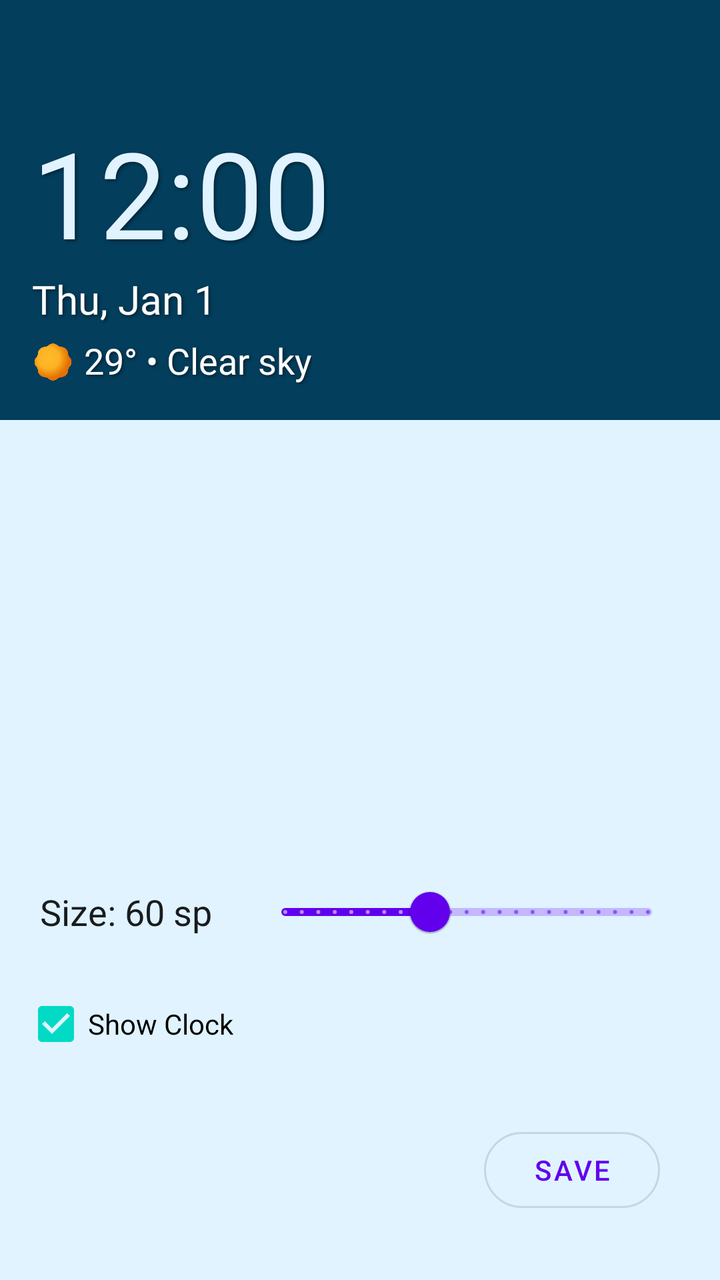
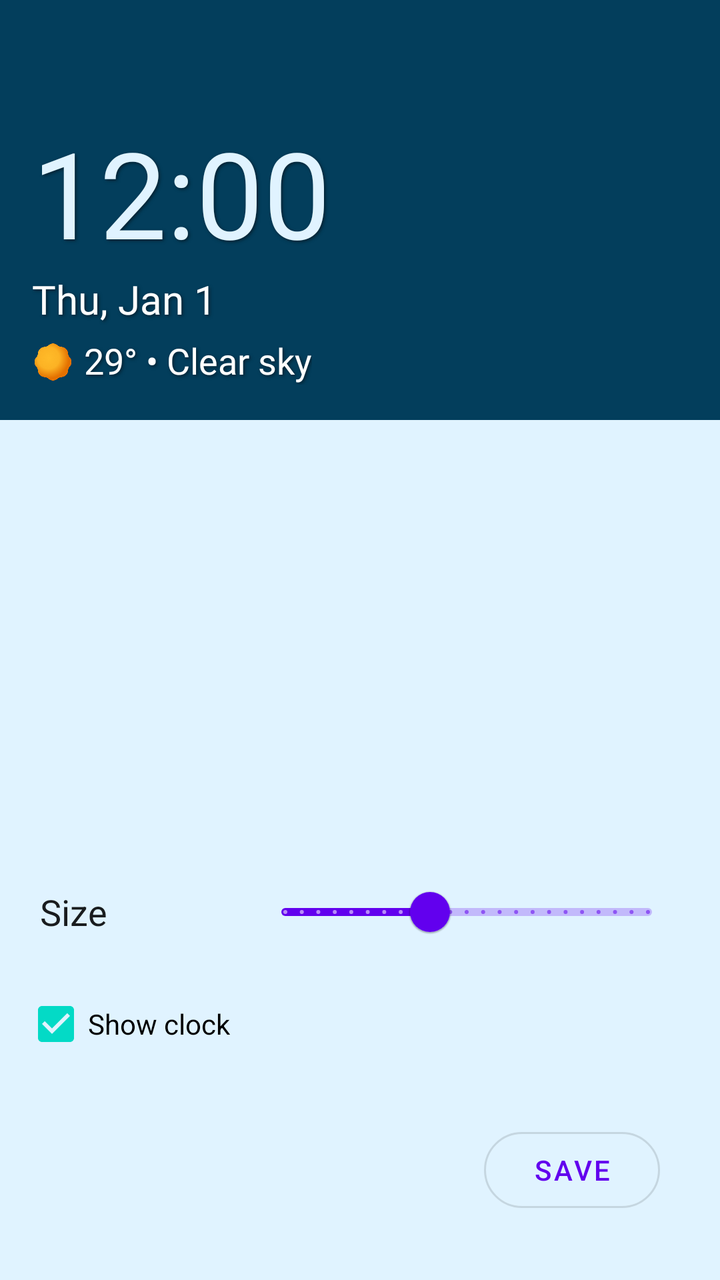

Compare the two renders of this Android layout. The source of the first and the diff that turns it into the second are given below.
<!-- AndroidManifest.xml: fallback theme Theme.MaterialComponents.DayNight.NoActionBar -->
<!-- res/layout/widget_config_activity.xml -->
<com.google.android.material.card.MaterialCardView xmlns:android="http://schemas.android.com/apk/res/android"
    xmlns:app="http://schemas.android.com/apk/res-auto"
    android:layout_width="match_parent"
    android:layout_height="match_parent"
    app:cardCornerRadius="0dp"
    android:backgroundTint="@color/colorSurfaceContainer"
    app:strokeColor="@android:color/transparent"


    >
    <androidx.constraintlayout.widget.ConstraintLayout
        android:layout_width="match_parent"
        android:layout_height="match_parent">
    <LinearLayout
        android:id="@+id/widget_preview"
        android:layout_width="match_parent"
        android:layout_height="wrap_content"
        android:background="#033e5c"
        android:orientation="vertical"
        android:paddingLeft="16dp"

        android:paddingTop="?attr/actionBarSize"
        android:paddingRight="16dp"
        android:paddingBottom="16dp"
        app:layout_constraintTop_toTopOf="parent"
        app:layout_constraintStart_toStartOf="parent"
        app:layout_constraintEnd_toEndOf="parent">

        <TextClock
            android:id="@+id/preview_text_clock"
            android:layout_width="match_parent"
            android:layout_height="wrap_content"

            android:fontFamily="@font/medium"
            android:format12Hour="hh:mm"
            android:format24Hour="HH:mm"
            android:shadowColor="#80000000"
            android:shadowDx="2"
            android:shadowDy="2"
            android:shadowRadius="4"
            android:textColor="@color/colorGlanceWidgetTextClock"
            android:textSize="60sp" />

        <TextClock
            android:id="@+id/preview_date"
            android:layout_width="wrap_content"
            android:layout_height="wrap_content"
            android:fontFamily="@font/regular"
            android:format12Hour="EEE, MMM d"
            android:format24Hour="EEE, MMM d"
            android:gravity="center"
            android:shadowColor="#80000000"
            android:shadowDx="2"
            android:shadowDy="2"
            android:shadowRadius="4"
            android:textColor="@color/white"
            android:textSize="20sp" />

        <LinearLayout
            android:layout_width="match_parent"
            android:layout_height="wrap_content"
            android:layout_gravity="center"
            android:paddingTop="5dp">

            <ImageView
                android:id="@+id/preview_weather_icon"
                android:layout_width="26dp"
                android:layout_height="26dp"
                android:paddingEnd="5dp"
                android:src="@drawable/sunny" />

            <TextView
                android:id="@+id/preview_temp"
                android:layout_width="wrap_content"
                android:layout_height="wrap_content"
                android:fontFamily="@font/regular"
                android:shadowColor="#80000000"
                android:shadowDx="2"
                android:shadowDy="2"
                android:shadowRadius="4"
                android:text="29° • "
                android:textColor="@color/white"
                android:textSize="18sp" />

            <TextView
                android:id="@+id/preview_condition"
                android:layout_width="wrap_content"
                android:layout_height="wrap_content"
                android:fontFamily="@font/regular"
                android:shadowColor="#80000000"
                android:shadowDx="2"
                android:shadowDy="2"
                android:shadowRadius="4"
                android:text="Clear sky"
                android:textColor="@color/white"
                android:textSize="18sp" />
        </LinearLayout>

    </LinearLayout>


    <LinearLayout
        android:layout_width="match_parent"
        android:layout_height="wrap_content"
        android:layout_gravity="center"
        android:orientation="vertical"
        app:layout_constraintBottom_toBottomOf="parent"
        app:layout_constraintStart_toStartOf="parent"
        app:layout_constraintEnd_toEndOf="parent"
        android:paddingRight="12dp"
        android:paddingLeft="12dp"
        android:paddingBottom="30dp"
        >

        <LinearLayout
            android:layout_width="match_parent"
            android:layout_height="wrap_content"
            android:gravity="center_vertical"
            android:orientation="horizontal"
            android:padding="8dp">

            <com.google.android.material.textview.MaterialTextView
                android:id="@+id/clockSizeText"
                android:layout_width="0dp"
                android:layout_height="wrap_content"
                android:layout_weight="1"
                android:paddingEnd="8dp"
                android:text="Size: 60 sp"
                android:textColor="@color/colorOnBackground"
                android:textSize="18sp" />

            <com.google.android.material.slider.Slider
                android:id="@+id/clockSizeSeek"
                android:layout_width="0dp"
                android:layout_height="wrap_content"
                android:layout_weight="2"
                android:stepSize="1"
                android:value="60"
                android:valueFrom="20"
                android:valueTo="120" />
        </LinearLayout>


        <com.google.android.material.checkbox.MaterialCheckBox
            android:id="@+id/showClockCheck"
            android:layout_width="wrap_content"
            android:layout_height="wrap_content"
            android:checked="true"
            android:text="Show Clock"
            app:useMaterialThemeColors="true" />


        <com.google.android.material.button.MaterialButton
            android:id="@+id/saveWidgetBtn"
            style="@style/Widget.MaterialComponents.Button.OutlinedButton"
            android:layout_width="wrap_content"
            android:layout_height="50dp"
            android:layout_gravity="end"
            android:layout_marginTop="24dp"
            android:layout_marginEnd="18dp"
            android:text="Save"
            app:cornerRadius="50dp" />

    </LinearLayout>
    </androidx.constraintlayout.widget.ConstraintLayout>
</com.google.android.material.card.MaterialCardView>
<!-- resources referenced by this layout -->
<resources>
  <color name="colorGlanceWidgetTextClock">#EEF0FF</color>
  <color name="colorOnBackground">#191c20</color>
  <color name="colorSurfaceContainer">#ededf4</color>
  <color name="white">#FFFFFFFF</color>
  <!-- drawable sunny: png bitmap (drawable, 107632 bytes) -->
</resources>

<!-- the commit's change to res/layout/widget_config_activity.xml (unified diff, before → after) -->
@@ -91,7 +91,7 @@
                 android:shadowDx="2"
                 android:shadowDy="2"
                 android:shadowRadius="4"
-                android:text="Clear sky"
+                android:text="@string/clear_sky"
                 android:textColor="@color/white"
                 android:textSize="18sp" />
         </LinearLayout>
@@ -125,7 +125,7 @@
                 android:layout_height="wrap_content"
                 android:layout_weight="1"
                 android:paddingEnd="8dp"
-                android:text="Size: 60 sp"
+                android:text="@string/size_label"
                 android:textColor="@color/colorOnBackground"
                 android:textSize="18sp" />
 
@@ -146,7 +146,7 @@
             android:layout_width="wrap_content"
             android:layout_height="wrap_content"
             android:checked="true"
-            android:text="Show Clock"
+            android:text="@string/show_clock"
             app:useMaterialThemeColors="true" />
 
 
@@ -158,7 +158,7 @@
             android:layout_gravity="end"
             android:layout_marginTop="24dp"
             android:layout_marginEnd="18dp"
-            android:text="Save"
+            android:text="@string/save"
             app:cornerRadius="50dp" />
 
     </LinearLayout>
<!-- resource entries referenced after the edit -->
@@ -5,5 +5,9 @@
   <color name="colorSurfaceContainer">#ededf4</color>
   <color name="white">#FFFFFFFF</color>
   <!-- drawable sunny: png bitmap (drawable, 107632 bytes) -->
+  <string name="clear_sky">Clear sky</string>
+  <string name="save">Save</string>
+  <string name="show_clock">Show clock</string>
+  <string name="size_label">Size</string>
 </resources>
 
